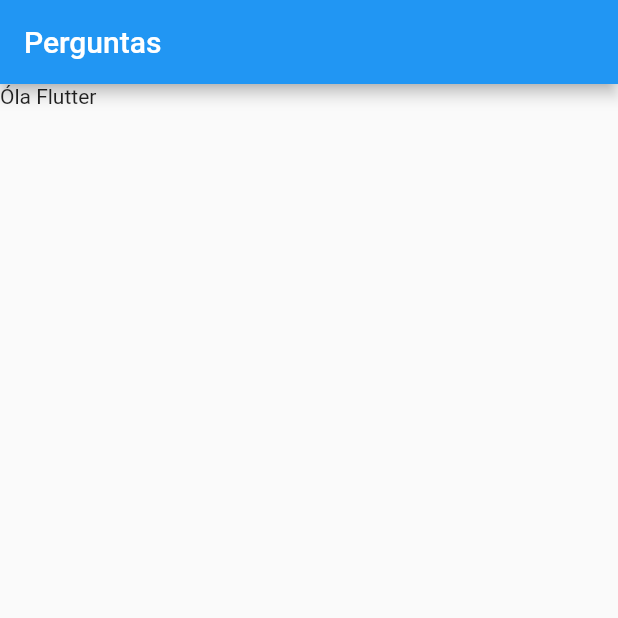
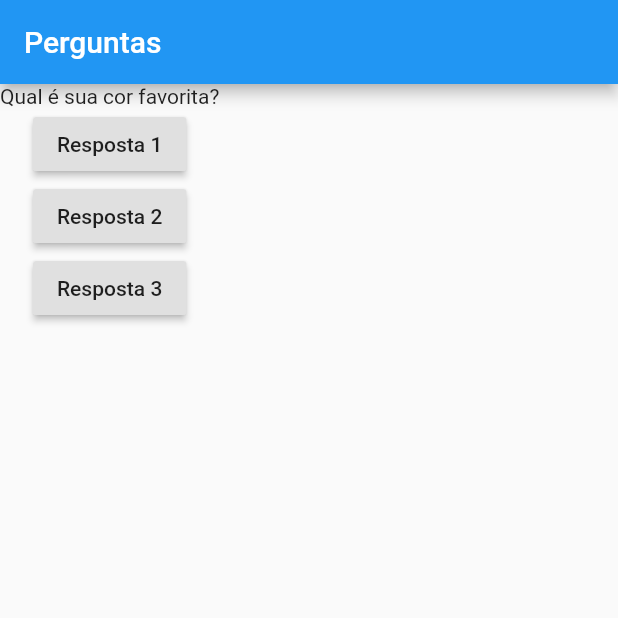
Before and after one commit to Wallace82/perguntas, a Flutter app: the screen it shows after launch, on a phone screen of 412 x 824 dp, the top half of it. Run offline on Flutter 3.47's test engine with Material 2 defaults, Android fonts, the phone set to English and light mode, and no system bars.

Commit message:
3 - Usando pela primeira vez o evento onpresed do RaisedButton

```diff
--- a/lib/main.dart
+++ b/lib/main.dart
@@ -2,16 +2,43 @@ import 'package:flutter/material.dart';
 
 main() => runApp(PerguntaApp());
 
+
+
 class PerguntaApp extends StatelessWidget{
+
+  void responder(){
+    print('Pergunta repondida!');
+  }
 
   @override
   Widget build(BuildContext context){
+
+    final perguntas  = ['Qual é sua cor favorita?', 'Qual é seu animal favorito?'];
+
     return MaterialApp(
       home: Scaffold(
         appBar: AppBar(
           title: Text('Perguntas'),
         ),
-        body: Text('Óla Flutter'),
+        body: Column(
+           children:<Widget> [
+             Text(perguntas[0]),
+             RaisedButton(
+                 child: Text('Resposta 1') ,
+                 onPressed: (){
+                   print('Resposta 1 respondida!');
+                 }
+             ),
+             RaisedButton(
+                 child: Text('Resposta 2') ,
+                 onPressed: ()=> print('Resposta 2 respondida!')
+             ),
+             RaisedButton(
+                 child: Text('Resposta 3') ,
+                 onPressed: responder
+             ),
+           ],
+        )
       ),
     );
   }
```
Also changed, not shown: 10 other files.
